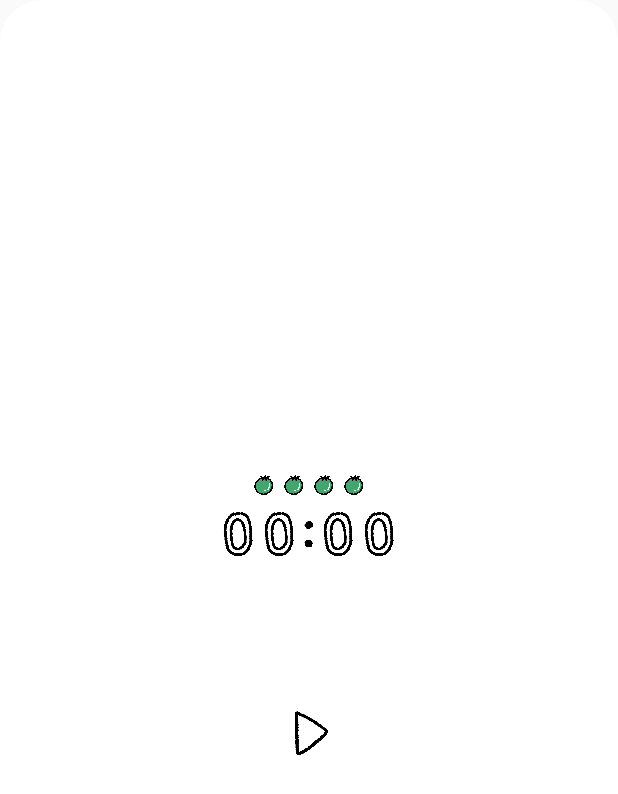
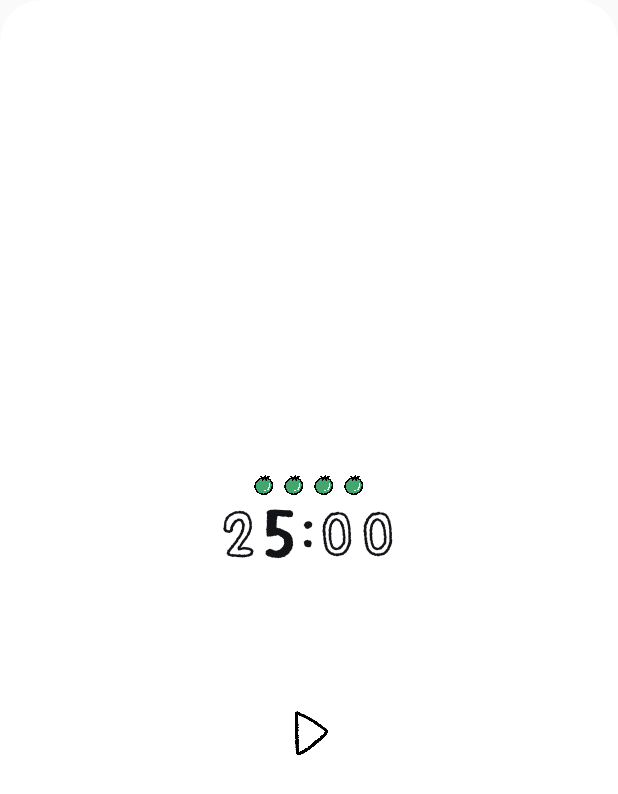
Before and after one commit to 104design/yoko-apps, an Android app: the layout widget_timer.xml on its own in the app's theme, with its tools: preview values and no code run, on a phone screen of 412 x 824 dp. Shown: the top 794 px of the screen. Run offline under Robolectric (Android 15) with nearby library versions, the phone set to English and light mode, and no system bars.

Commit message:
よこドーロタイマー: ウィジェットの残り時間を毎秒動かす (v2.5)
v2.4 では手描き数字の絵を1秒ごとに差し替えるつもりだったが、端末がアプリの
アラームを5秒以上の間隔に空けるので、数字が数秒おきにしか変わらなかった。

- 動作中の残り時間を、端末側で毎秒数える部品（Chronometer）に戻す
- その部品に、手描き数字をなぞって作ったフォント（res/font/yoko_digits.ttf）を指定する。
  4と5の黒塗りも絵のまま
- フォントは make_digit_font.py で num_*.png から作る（potrace と fonttools を使う）
- 止まっているときは同じフォントの文字を薄い色で出す
- 1時間以上のときは h:mm:ss になるので、収まるよう文字を小さくする

実機では未確認。フォントが効かない端末では、端末標準の数字で表示される。

Co-Authored-By: Claude Fable 5.2 <noreply@anthropic.com>
Claude-Session: https://claude.ai/code/session_014KTR1CEGBjTGcEQAPGmcNS

```diff
--- a/pomodoro-timer/app/src/main/AndroidManifest.xml
+++ b/pomodoro-timer/app/src/main/AndroidManifest.xml
@@ -1,8 +1,8 @@
 <?xml version="1.0" encoding="utf-8"?>
 <manifest xmlns:android="http://schemas.android.com/apk/res/android"
     package="app.yokozurashi.pomodoro"
-    android:versionCode="54"
-    android:versionName="2.4">
+    android:versionCode="55"
+    android:versionName="2.5">
 
     <uses-sdk android:minSdkVersion="26" android:targetSdkVersion="34" />
 
--- a/pomodoro-timer/app/src/main/res/layout/widget_timer.xml
+++ b/pomodoro-timer/app/src/main/res/layout/widget_timer.xml
@@ -50,52 +50,39 @@
             android:src="@drawable/dot_off" />
     </LinearLayout>
 
-    <LinearLayout
+    <!-- 残り時間。動作中は Chronometer が端末側で毎秒数える（アプリから毎秒は更新できないため）。
+         止まっているときは TextView。どちらも手描き数字から作ったフォント yoko_digits で描く。
+         文字の大きさは dp 指定（端末の文字サイズ設定で崩れないように） -->
+    <FrameLayout
         android:id="@+id/widget_digits"
         android:layout_width="wrap_content"
         android:layout_height="38dp"
-        android:layout_marginTop="4dp"
-        android:orientation="horizontal"
-        android:gravity="center">
-        <ImageView
-            android:id="@+id/widget_d0"
-            android:layout_width="27dp"
-            android:layout_height="38dp"
-            android:scaleType="fitCenter"
-            android:visibility="gone"
-            android:src="@drawable/num_0" />
-        <ImageView
-            android:id="@+id/widget_d1"
-            android:layout_width="27dp"
-            android:layout_height="38dp"
-            android:scaleType="fitCenter"
-            android:src="@drawable/num_0" />
-        <ImageView
-            android:id="@+id/widget_d2"
-            android:layout_width="27dp"
-            android:layout_height="38dp"
-            android:scaleType="fitCenter"
-            android:src="@drawable/num_0" />
+        android:layout_marginTop="4dp">
 
-        <ImageView
-            android:id="@+id/widget_colon"
-            android:layout_width="12dp"
-            android:layout_height="38dp"
-            android:scaleType="centerCrop"
-            android:src="@drawable/num_colon" />
-        <ImageView
-            android:id="@+id/widget_d3"
-            android:layout_width="27dp"
-            android:layout_height="38dp"
-            android:scaleType="fitCenter"
-            android:src="@drawable/num_0" />
-        <ImageView
-            android:id="@+id/widget_d4"
-            android:layout_width="27dp"
-            android:layout_height="38dp"
-            android:scaleType="fitCenter"
-            android:src="@drawable/num_0" />
-    </LinearLayout>
+        <Chronometer
+            android:id="@+id/widget_chronometer"
+            android:layout_width="wrap_content"
+            android:layout_height="match_parent"
+            android:layout_gravity="center"
+            android:gravity="center"
+            android:fontFamily="@font/yoko_digits"
+            android:includeFontPadding="false"
+            android:textSize="38dp"
+            android:textColor="#131417"
+            android:visibility="gone" />
+
+        <TextView
+            android:id="@+id/widget_time"
+            android:layout_width="wrap_content"
+            android:layout_height="match_parent"
+            android:layout_gravity="center"
+            android:gravity="center"
+            android:fontFamily="@font/yoko_digits"
+            android:includeFontPadding="false"
+            android:textSize="38dp"
+            android:textColor="#131417"
+            android:text="25:00" />
+    </FrameLayout>
 
     <!-- 帯の線は上から77dpの位置（帯の絵の上端61dp＋線まで16dp）。
          キャラクターの絵は124dp四方で、足が上から約62%の高さにあるので、そこに乗る -->
```
Also changed, not shown: pomodoro-timer/app/src/main/java/app/yokozurashi/pomodoro/TimerWidgetProvider.java (+31 -23 lines), pomodoro-timer/app/src/main/java/app/yokozurashi/pomodoro/WidgetAnimHelper.java (+6 -3 lines), pomodoro-timer/app/src/main/res/font/yoko_digits.ttf (added), 1 other file.
